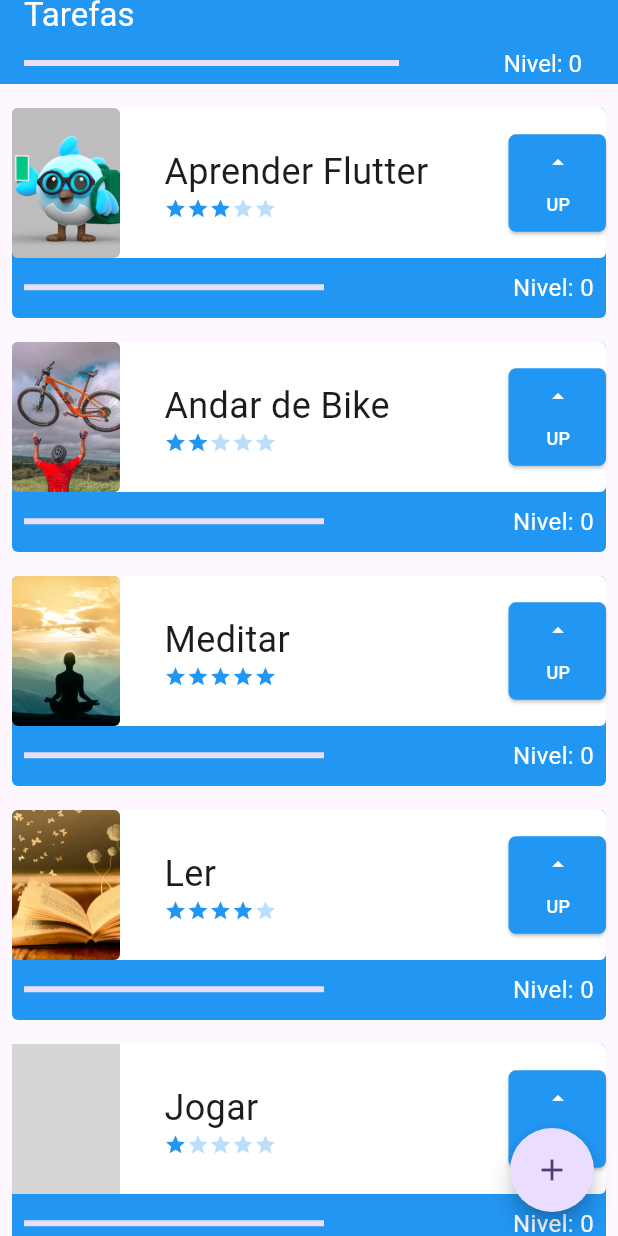
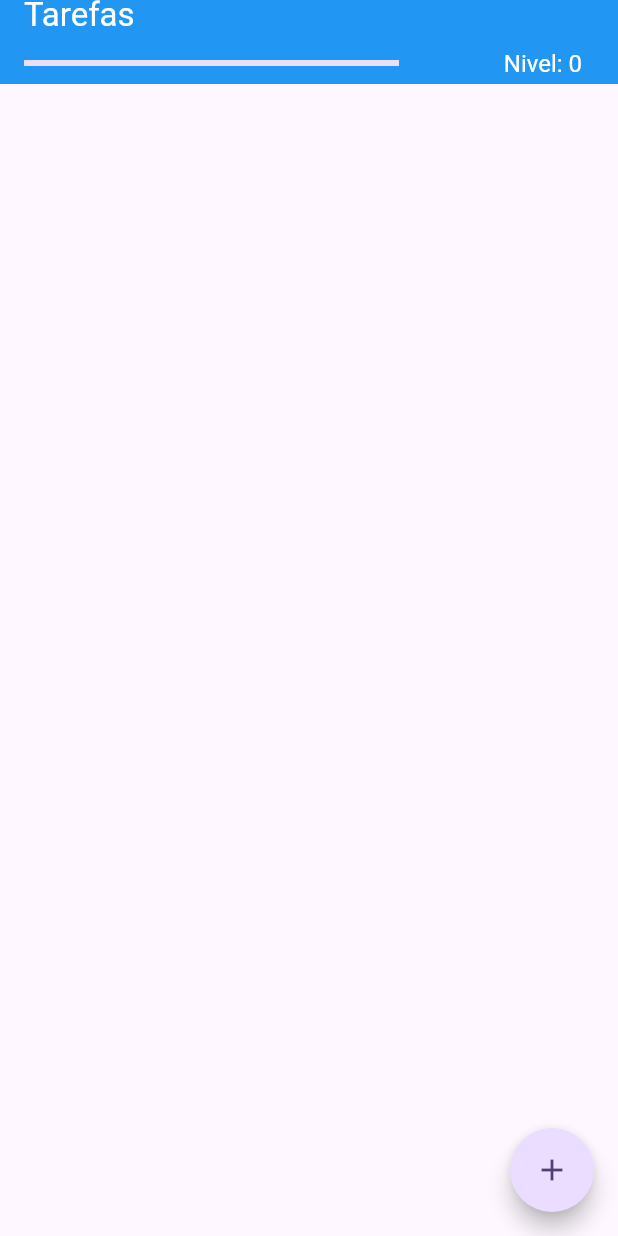
Before and after one commit to manuelluvuvamo/primeiro-projecto-flutter, a Flutter app: the screen it shows after launch, on a phone screen of 412 x 824 dp. Run offline on Flutter 3.47's test engine with Material 3 defaults, Android fonts, the phone set to English and light mode, and no system bars; grey boxes are pictures that could not be loaded.

```diff
--- a/lib/data/task_inherited.dart
+++ b/lib/data/task_inherited.dart
@@ -23,7 +23,6 @@ class TaskInherited extends InheritedWidget {
 
   @override
   bool updateShouldNotify(TaskInherited oldWidget) {
-    print('updateShouldNotify');
     return oldWidget.taskList.length != taskList.length || oldWidget.globalLevel != globalLevel;
   }
 }
--- a/lib/data/task_inherited_provider.dart
+++ b/lib/data/task_inherited_provider.dart
@@ -14,17 +14,16 @@ class TaskInheritedProvider extends StatefulWidget {
 class _TaskInheritedProviderState extends State<TaskInheritedProvider> {
   int globalLevel = 0;
   final List<Task> taskList = [
-    Task('Aprender Flutter', 'assets/images/1.png', 3),
-    Task('Andar de Bike', 'assets/images/2.webp', 2),
-    Task('Meditar', 'assets/images/3.jpeg', 5),
-    Task('Ler', 'assets/images/4.jpg', 4),
-    Task('Jogar', 'assets/images/5.avif', 1),
+    // Task('Aprender Flutter', 'assets/images/1.png', 3),
+    // Task('Andar de Bike', 'assets/images/2.webp', 2),
+    // Task('Meditar', 'assets/images/3.jpeg', 5),
+    // Task('Ler', 'assets/images/4.jpg', 4),
+    // Task('Jogar', 'assets/images/5.avif', 1),
   ];
 
   void updateGlobalLevel() {
     setState(() {
       globalLevel = taskList.fold(0, (sum, task) => sum + task.nivel * task.dificuldade);
-      print(globalLevel);
     });
   }
 
--- a/lib/screens/form_screen.dart
+++ b/lib/screens/form_screen.dart
@@ -2,7 +2,6 @@ import 'package:flutter/material.dart';
 import 'package:primeiro_projecto_flutter/data/task_inherited.dart';
 
 class FormScreen extends StatefulWidget {
-
   final BuildContext taskContext;
   const FormScreen({required this.taskContext, super.key});
 
@@ -24,8 +23,8 @@ class _FormScreenState extends State<FormScreen> {
   }
 
   bool difficultyValidator(String? value) {
-    if(value != null && value.isEmpty) {
-      if(int.parse(value) > 5 || int.parse(value) < 1) {
+    if (value != null && value.isEmpty) {
+      if (int.parse(value) > 5 || int.parse(value) < 1) {
         return true;
       }
     }
```
Also changed, not shown: pubspec.lock.
